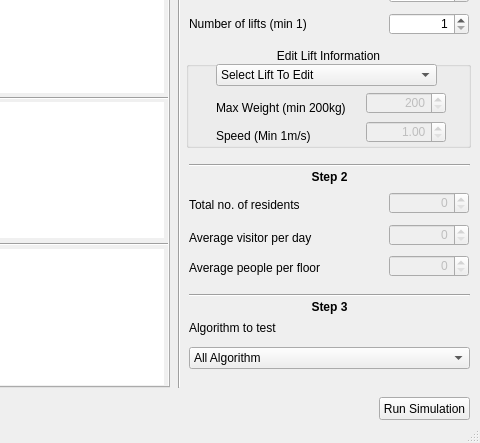
Before: the Qt Designer form mainwindow.ui in liftlab/LEVAX, drawn with Qt 5; both pictures show x 121 to 601 and y 102 to 545 of the 601 by 545 pixel window.
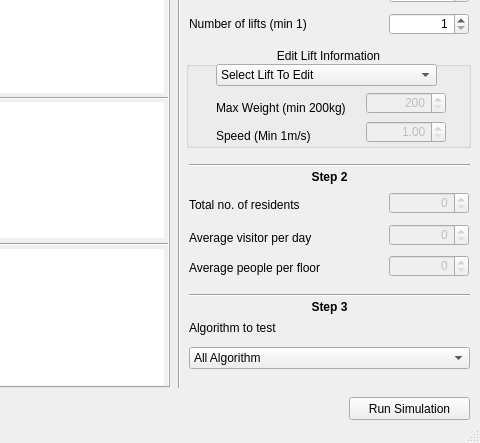
After: the same form once the commit is applied.

Commit message: Resize Button/Label size to accomodate Mac OS layout

The edit to the form file:
```diff
--- a/mainwindow.ui
+++ b/mainwindow.ui
@@ -232,9 +232,9 @@
    <widget class="QPushButton" name="runBtn">
     <property name="geometry">
      <rect>
-      <x>500</x>
+      <x>470</x>
       <y>480</y>
-      <width>91</width>
+      <width>121</width>
       <height>23</height>
      </rect>
     </property>
@@ -644,7 +644,7 @@
       <rect>
        <x>30</x>
        <y>50</y>
-       <width>141</width>
+       <width>151</width>
        <height>21</height>
       </rect>
      </property>
```
